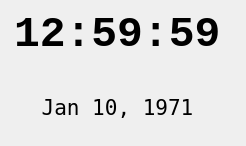
Old version of the form src/ui/1440x900/Clock.ui in the repository SergeySatskiy/ttkiosk.
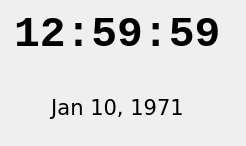
New version of the form.

Commit message: Better class name, no seconds, compact date font (serif)

The edit to the form file:
```diff
--- a/src/ui/1440x900/Clock.ui
+++ b/src/ui/1440x900/Clock.ui
@@ -116,7 +116,7 @@
       </property>
       <property name="font">
        <font>
-        <family>DejaVu Sans Mono</family>
+        <family>DejaVu Sans</family>
         <pointsize>16</pointsize>
        </font>
       </property>
```
Left out of the diff: 4 changed lines with no effect on the pictures. The commit also changes 1 other file.
